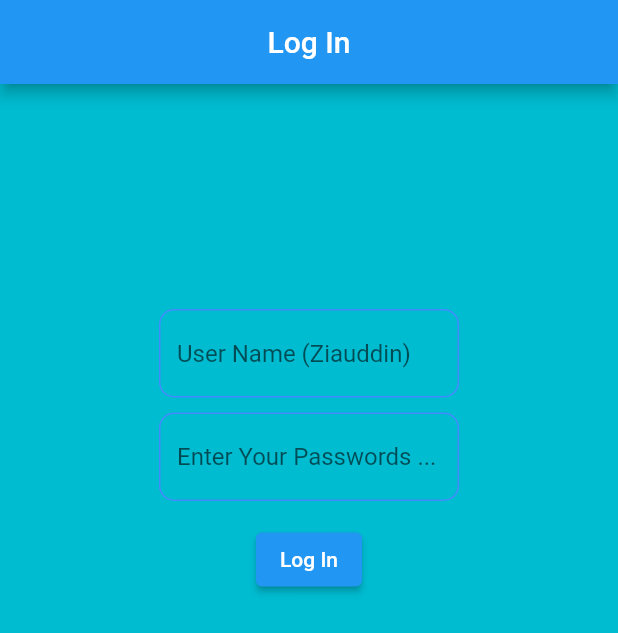
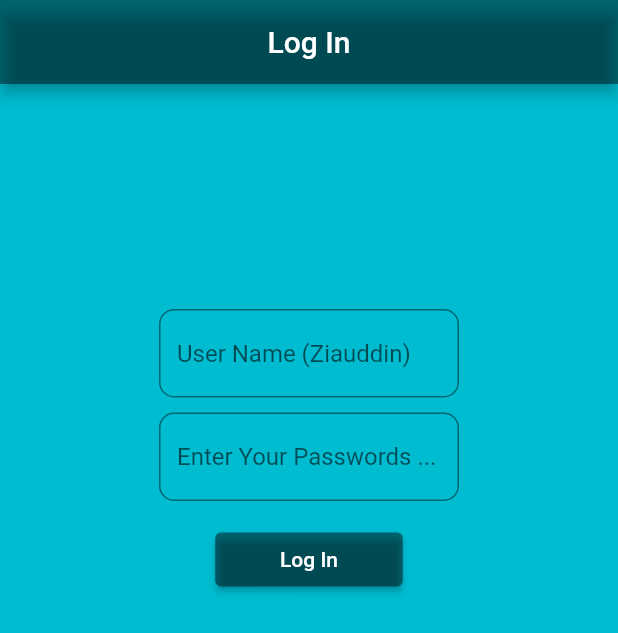
Before and after one commit to ziauddinseo/Assignments-3, a Flutter app: the screen it shows after launch, on a phone screen of 412 x 824 dp. Shown: the top 633 px of the screen. Run offline on Flutter 3.47's test engine with Material 2 defaults, Android fonts, the phone set to English and light mode, and no system bars.

Commit message:
work complete

```diff
--- a/lib/main.dart
+++ b/lib/main.dart
@@ -20,7 +20,9 @@ class MyApp extends StatelessWidget {
 
       home: Scaffold(
         backgroundColor: Color(0xff00BCD1),
-        appBar: AppBar(title: Center(child: Text("Log In")),),
+        appBar: AppBar(
+          backgroundColor: Colors.black45,
+          title: Center(child: Text("Log In")),),
   body: SingleChildScrollView(
       child: Center(
       child: Column(
@@ -34,7 +36,7 @@ class MyApp extends StatelessWidget {
 
                     enabledBorder: OutlineInputBorder(
                       borderSide: BorderSide(
-                        color: Colors.blueAccent,
+                        color: Colors.black45,
                       ),
                       borderRadius: BorderRadius.circular(10.0),
                     ),
@@ -51,7 +53,7 @@ class MyApp extends StatelessWidget {
                       decoration: InputDecoration(
                     enabledBorder: OutlineInputBorder(
                       borderSide: BorderSide(
-                        color: Colors.blueAccent,
+                        color: Colors.black45,
                       ),
                       borderRadius: BorderRadius.circular(10.0),
                     ),
@@ -61,7 +63,23 @@ class MyApp extends StatelessWidget {
   ),
 
                   SizedBox(height:15,),
-          ElevatedButton(onPressed: (){}, child: Text("Log In"))
+
+
+                  Container(
+            // Child: backgroundColor: Colors.black45,
+
+
+           width: 125,
+         child: ElevatedButton(
+           style: ElevatedButton.styleFrom(
+    primary: Colors.black45, // background
+    onPrimary: Colors.white, // foreground
+  ),
+           onPressed: (){}, child: Text("Log In"))
+
+  ),
+
+
 
 
         ]
```
